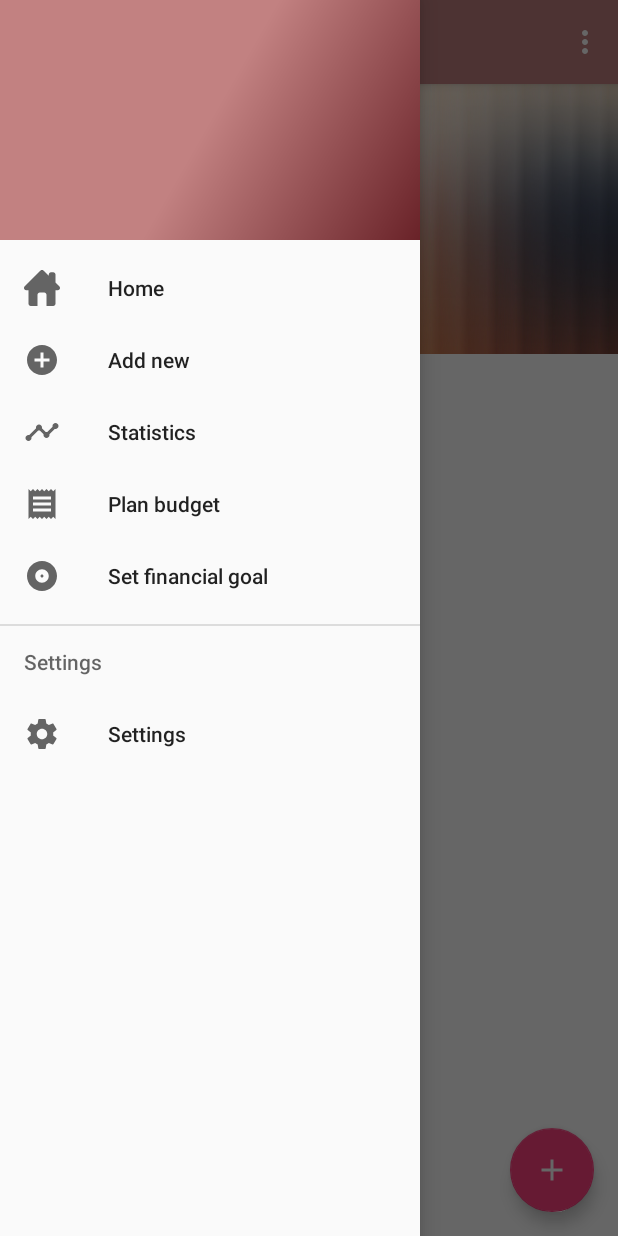
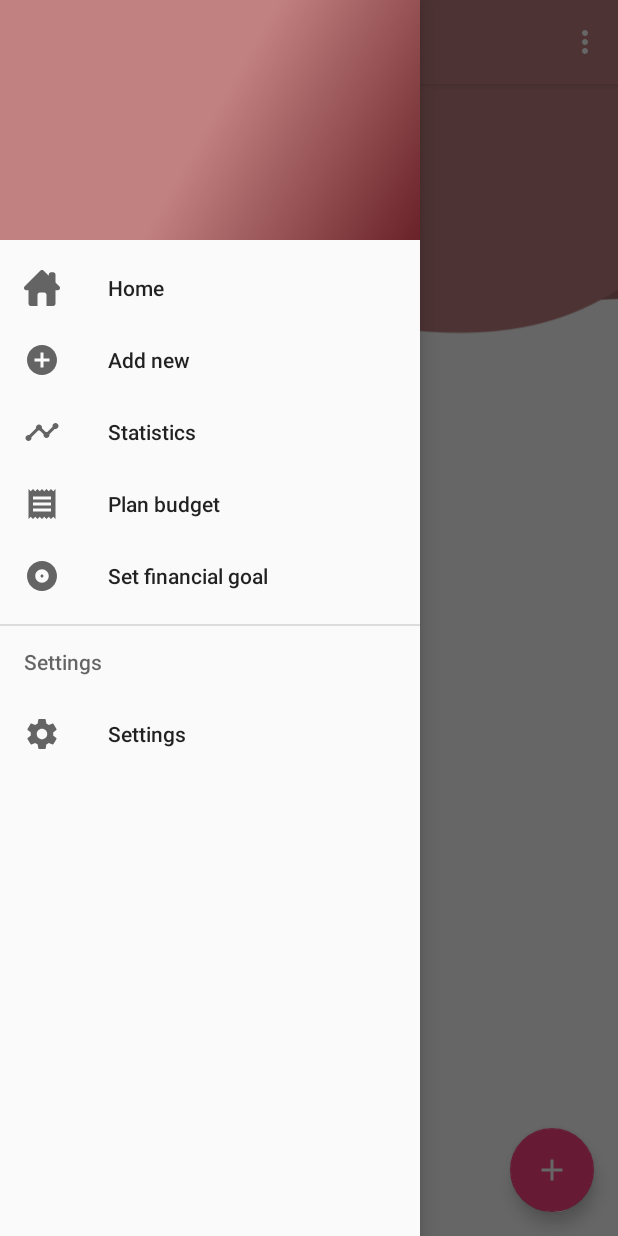
Before and after one commit to Geronimo-GG/FineFinRepo-master, an Android app: the screen it shows after launch (NewMain), with the side drawer open, on a phone screen of 412 x 824 dp. Run offline under Robolectric (Android 15) with nearby library versions, the phone set to English and light mode, and no system bars; libraries missing offline, so code that uses them is left out: com.github.mikephil.charting, io.realm; 13 statements that could not run were skipped.

```diff
--- a/app/src/main/res/layout/fragment_main_list.xml
+++ b/app/src/main/res/layout/fragment_main_list.xml
@@ -10,7 +10,7 @@
         android:id="@+id/main.backdrop"
         android:layout_width="match_parent"
         android:layout_height="180dp"
-        android:src="@drawable/bgpic"
+        android:src="@drawable/waves"
         android:scaleType="centerCrop" />
 
 
@@ -40,6 +40,8 @@
         android:textAppearance="?android:attr/textAppearanceLarge"
         android:text="BALANCE"
         android:id="@+id/tvBalance"
+        android:textColor="#ffffff"
+        android:textSize="28dp"
         android:layout_above="@+id/fin_list"
         android:layout_centerHorizontal="true"
         android:layout_marginBottom="54dp" />
```
Also changed, not shown: app/src/main/res/drawable/waves.png (added).
